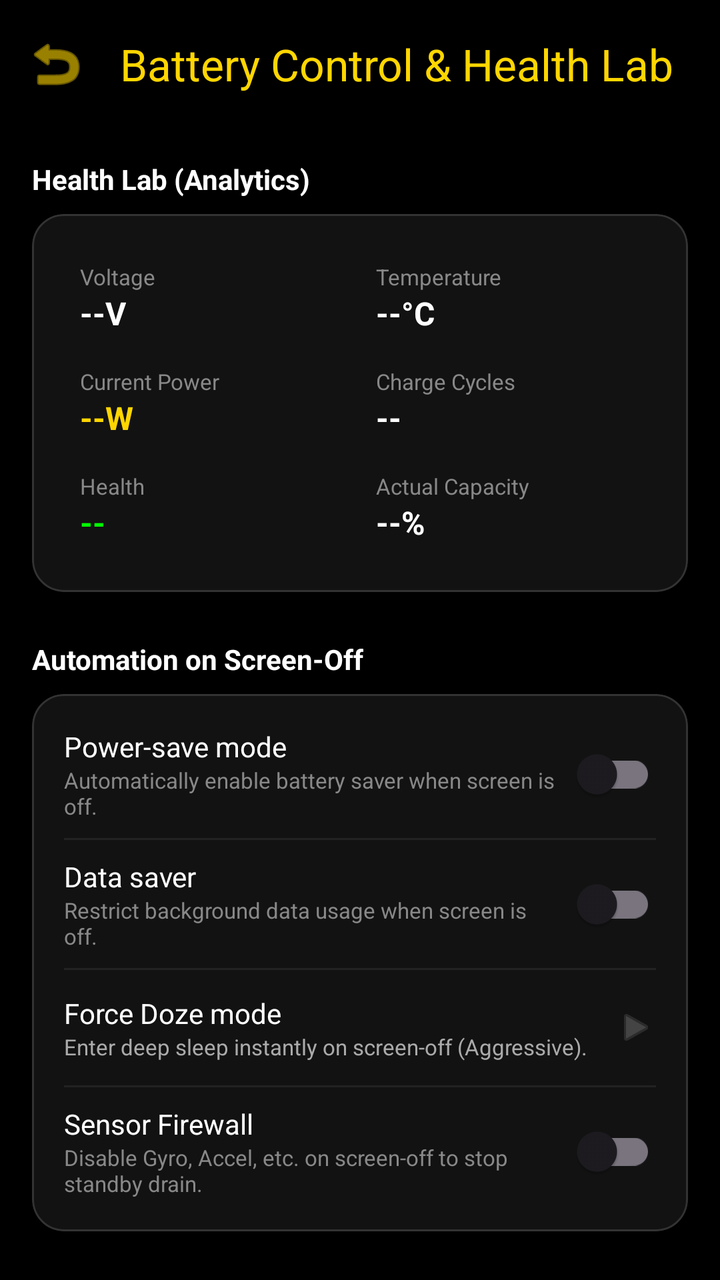
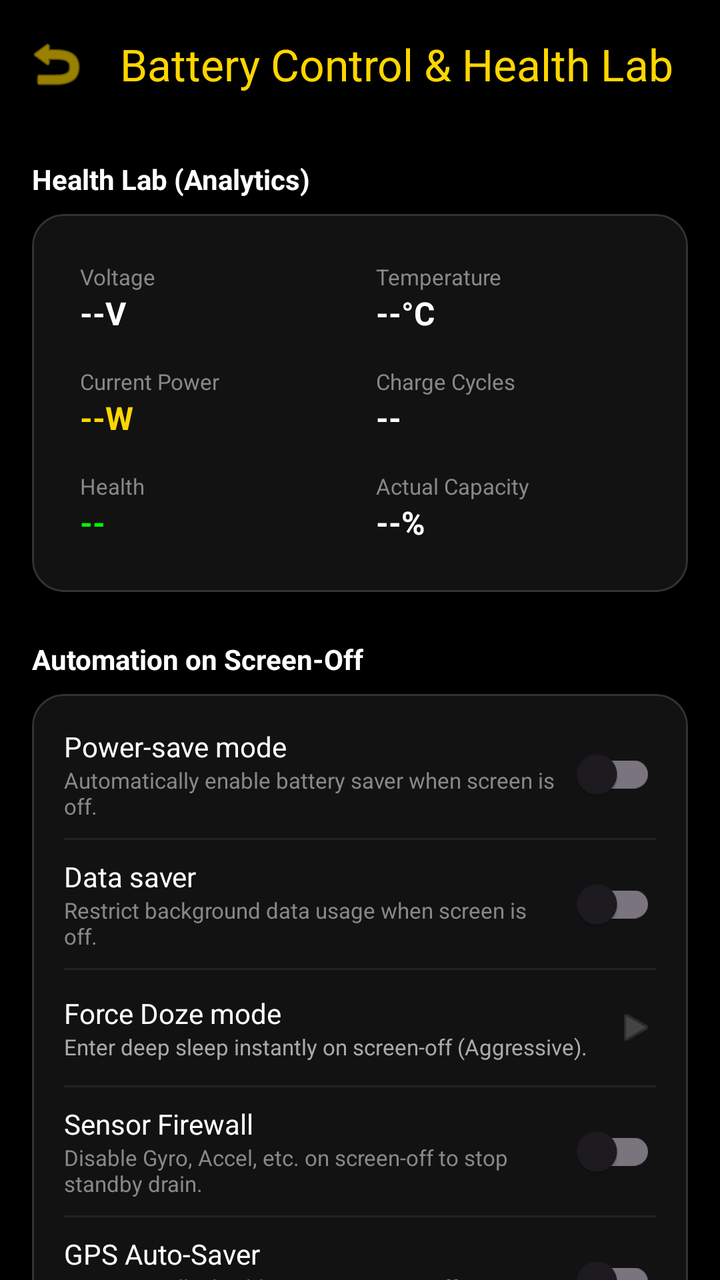

Screens rendered from an Android XML layout before and after an edit, with the pre-edit source and the edit as a unified diff.
<!-- AndroidManifest.xml: activity theme Theme.PhoneControl -->
<!-- res/layout/activity_battery.xml -->
<?xml version="1.0" encoding="utf-8"?>
<LinearLayout xmlns:android="http://schemas.android.com/apk/res/android"
    xmlns:app="http://schemas.android.com/apk/res-auto"
    android:layout_width="match_parent"
    android:layout_height="match_parent"
    android:orientation="vertical"
    android:background="@android:color/black"
    android:fitsSystemWindows="true">

    <com.google.android.material.appbar.MaterialToolbar
        android:id="@+id/toolbarBattery"
        android:layout_width="match_parent"
        android:layout_height="?attr/actionBarSize"
        app:title="Battery Control &amp; Health Lab"
        app:titleTextColor="@color/color_battery"
        app:navigationIcon="@android:drawable/ic_menu_revert"
        app:navigationIconTint="@color/color_battery" />

    <androidx.core.widget.NestedScrollView
        android:layout_width="match_parent"
        android:layout_height="match_parent">

        <LinearLayout
            android:layout_width="match_parent"
            android:layout_height="wrap_content"
            android:orientation="vertical"
            android:padding="16dp">

            
            <TextView android:layout_width="wrap_content" android:layout_height="wrap_content" android:text="Health Lab (Analytics)" android:textColor="#FFFFFF" android:textStyle="bold" android:layout_marginBottom="8dp" />

            <com.google.android.material.card.MaterialCardView
                android:layout_width="match_parent"
                android:layout_height="wrap_content"
                android:layout_marginBottom="24dp"
                app:cardCornerRadius="16dp"
                app:cardBackgroundColor="#121212"
                app:strokeWidth="1dp"
                app:strokeColor="#333333">
                <GridLayout
                    android:layout_width="match_parent"
                    android:layout_height="wrap_content"
                    android:columnCount="2"
                    android:rowCount="3"
                    android:padding="16dp">

                    <LinearLayout android:layout_width="0dp" android:layout_height="wrap_content" android:layout_columnWeight="1" android:orientation="vertical" android:padding="8dp">
                        <TextView android:layout_width="wrap_content" android:layout_height="wrap_content" android:text="Voltage" android:textColor="#888888" android:textSize="11sp" />
                        <TextView android:id="@+id/tvVolt" android:layout_width="wrap_content" android:layout_height="wrap_content" android:text="--V" android:textColor="#FFFFFF" android:textSize="16sp" android:textStyle="bold" />
                    </LinearLayout>

                    <LinearLayout android:layout_width="0dp" android:layout_height="wrap_content" android:layout_columnWeight="1" android:orientation="vertical" android:padding="8dp">
                        <TextView android:layout_width="wrap_content" android:layout_height="wrap_content" android:text="Temperature" android:textColor="#888888" android:textSize="11sp" />
                        <TextView android:id="@+id/tvTemp" android:layout_width="wrap_content" android:layout_height="wrap_content" android:text="--°C" android:textColor="#FFFFFF" android:textSize="16sp" android:textStyle="bold" />
                    </LinearLayout>

                    <LinearLayout android:layout_width="0dp" android:layout_height="wrap_content" android:layout_columnWeight="1" android:orientation="vertical" android:padding="8dp">
                        <TextView android:layout_width="wrap_content" android:layout_height="wrap_content" android:text="Current Power" android:textColor="#888888" android:textSize="11sp" />
                        <TextView android:id="@+id/tvWattage" android:layout_width="wrap_content" android:layout_height="wrap_content" android:text="--W" android:textColor="@color/color_battery" android:textSize="16sp" android:textStyle="bold" />
                    </LinearLayout>

                    <LinearLayout android:layout_width="0dp" android:layout_height="wrap_content" android:layout_columnWeight="1" android:orientation="vertical" android:padding="8dp">
                        <TextView android:layout_width="wrap_content" android:layout_height="wrap_content" android:text="Charge Cycles" android:textColor="#888888" android:textSize="11sp" />
                        <TextView android:id="@+id/tvCycles" android:layout_width="wrap_content" android:layout_height="wrap_content" android:text="--" android:textColor="#FFFFFF" android:textSize="16sp" android:textStyle="bold" />
                    </LinearLayout>

                    <LinearLayout android:layout_width="0dp" android:layout_height="wrap_content" android:layout_columnWeight="1" android:orientation="vertical" android:padding="8dp">
                        <TextView android:layout_width="wrap_content" android:layout_height="wrap_content" android:text="Health" android:textColor="#888888" android:textSize="11sp" />
                        <TextView android:id="@+id/tvHealth" android:layout_width="wrap_content" android:layout_height="wrap_content" android:text="--" android:textColor="#00FF00" android:textSize="16sp" android:textStyle="bold" />
                    </LinearLayout>

                    <LinearLayout android:layout_width="0dp" android:layout_height="wrap_content" android:layout_columnWeight="1" android:orientation="vertical" android:padding="8dp">
                        <TextView android:layout_width="wrap_content" android:layout_height="wrap_content" android:text="Actual Capacity" android:textColor="#888888" android:textSize="11sp" />
                        <TextView android:id="@+id/tvWear" android:layout_width="wrap_content" android:layout_height="wrap_content" android:text="--%" android:textColor="#FFFFFF" android:textSize="16sp" android:textStyle="bold" />
                    </LinearLayout>
                </GridLayout>
            </com.google.android.material.card.MaterialCardView>

            
            <TextView android:layout_width="wrap_content" android:layout_height="wrap_content" android:text="Automation on Screen-Off" android:textColor="#FFFFFF" android:textSize="14sp" android:textStyle="bold" android:layout_marginBottom="8dp" />

            <com.google.android.material.card.MaterialCardView
                android:layout_width="match_parent" android:layout_height="wrap_content" android:layout_marginBottom="24dp"
                app:cardCornerRadius="16dp" app:cardBackgroundColor="#121212" app:strokeWidth="1dp" app:strokeColor="#333333">
                <LinearLayout android:layout_width="match_parent" android:layout_height="wrap_content" android:orientation="vertical" android:padding="16dp">
                    <LinearLayout android:layout_width="match_parent" android:layout_height="wrap_content" android:gravity="center_vertical">
                        <LinearLayout android:layout_width="0dp" android:layout_height="wrap_content" android:layout_weight="1" android:orientation="vertical">
                            <TextView android:layout_width="wrap_content" android:layout_height="wrap_content" android:text="Power-save mode" android:textColor="#FFFFFF" />
                            <TextView android:layout_width="wrap_content" android:layout_height="wrap_content" android:text="Automatically enable battery saver when screen is off." android:textColor="#888888" android:textSize="11sp" />
                        </LinearLayout>
                        <com.google.android.material.switchmaterial.SwitchMaterial android:id="@+id/switchPowerSave" android:layout_width="wrap_content" android:layout_height="wrap_content" />
                    </LinearLayout>
                    <View android:layout_width="match_parent" android:layout_height="1dp" android:background="#222222" android:layout_marginVertical="8dp" />
                    <LinearLayout android:layout_width="match_parent" android:layout_height="wrap_content" android:gravity="center_vertical">
                        <LinearLayout android:layout_width="0dp" android:layout_height="wrap_content" android:layout_weight="1" android:orientation="vertical">
                            <TextView android:layout_width="wrap_content" android:layout_height="wrap_content" android:text="Data saver" android:textColor="#FFFFFF" />
                            <TextView android:layout_width="wrap_content" android:layout_height="wrap_content" android:text="Restrict background data usage when screen is off." android:textColor="#888888" android:textSize="11sp" />
                        </LinearLayout>
                        <com.google.android.material.switchmaterial.SwitchMaterial android:id="@+id/switchDataSaver" android:layout_width="wrap_content" android:layout_height="wrap_content" />
                    </LinearLayout>
                    <View android:layout_width="match_parent" android:layout_height="1dp" android:background="#222222" android:layout_marginVertical="8dp" />
                    <LinearLayout android:id="@+id/layoutForceDoze" android:layout_width="match_parent" android:layout_height="wrap_content" android:gravity="center_vertical" android:clickable="true" android:focusable="true" android:background="?attr/selectableItemBackground" android:paddingVertical="4dp">
                        <LinearLayout android:layout_width="0dp" android:layout_height="wrap_content" android:layout_weight="1" android:orientation="vertical">
                            <TextView android:layout_width="wrap_content" android:layout_height="wrap_content" android:text="Force Doze mode" android:textColor="#FFFFFF" />
                            <TextView android:layout_width="wrap_content" android:layout_height="wrap_content" android:text="Enter deep sleep instantly on screen-off (Aggressive)." android:textColor="#AAAAAA" android:textSize="11sp" />
                        </LinearLayout>
                        <ImageView android:layout_width="20dp" android:layout_height="20dp" android:src="@android:drawable/ic_media_play" app:tint="#444444" />
                    </LinearLayout>
                    <View android:layout_width="match_parent" android:layout_height="1dp" android:background="#222222" android:layout_marginVertical="8dp" />
                    <LinearLayout android:layout_width="match_parent" android:layout_height="wrap_content" android:gravity="center_vertical">
                        <LinearLayout android:layout_width="0dp" android:layout_height="wrap_content" android:layout_weight="1" android:orientation="vertical">
                            <TextView android:layout_width="wrap_content" android:layout_height="wrap_content" android:text="Sensor Firewall" android:textColor="#FFFFFF" />
                            <TextView android:layout_width="wrap_content" android:layout_height="wrap_content" android:text="Disable Gyro, Accel, etc. on screen-off to stop standby drain." android:textColor="#888888" android:textSize="11sp" />
                        </LinearLayout>
                        <com.google.android.material.switchmaterial.SwitchMaterial android:id="@+id/switchSensorFirewall" android:layout_width="wrap_content" android:layout_height="wrap_content" />
                    </LinearLayout>
                </LinearLayout>
            </com.google.android.material.card.MaterialCardView>

            
            <TextView android:layout_width="wrap_content" android:layout_height="wrap_content" android:text="Smart Power Activation" android:textColor="#FFFFFF" android:textSize="14sp" android:textStyle="bold" android:layout_marginBottom="8dp" />
            <com.google.android.material.card.MaterialCardView
                android:layout_width="match_parent" android:layout_height="wrap_content" android:layout_marginBottom="24dp"
                app:cardCornerRadius="16dp" app:cardBackgroundColor="#121212" app:strokeWidth="1dp" app:strokeColor="#333333">
                <LinearLayout android:layout_width="match_parent" android:layout_height="wrap_content" android:orientation="vertical" android:padding="16dp">
                    <LinearLayout android:layout_width="match_parent" android:layout_height="wrap_content" android:gravity="center_vertical">
                        <LinearLayout android:layout_width="0dp" android:layout_height="wrap_content" android:layout_weight="1" android:orientation="vertical">
                            <TextView android:layout_width="wrap_content" android:layout_height="wrap_content" android:text="Auto-Saver at low battery" android:textColor="#FFFFFF" />
                            <TextView android:layout_width="wrap_content" android:layout_height="wrap_content" android:text="Switch to Power Saver and 30Hz below set %." android:textColor="#888888" android:textSize="11sp" />
                        </LinearLayout>
                        <com.google.android.material.switchmaterial.SwitchMaterial android:id="@+id/switchAutoLowBatt" android:layout_width="wrap_content" android:layout_height="wrap_content" />
                    </LinearLayout>
                    <LinearLayout android:id="@+id/layoutLowBattSeek" android:layout_width="match_parent" android:layout_height="wrap_content" android:layout_marginTop="8dp" android:gravity="center_vertical" android:visibility="gone">
                        <SeekBar android:id="@+id/seekbarLowBatt" android:layout_width="0dp" android:layout_height="wrap_content" android:layout_weight="1" android:max="25" android:progress="5" />
                        <TextView android:id="@+id/tvLowBattValue" android:layout_width="wrap_content" android:layout_height="wrap_content" android:text="20%" android:textColor="#FFFFFF" />
                    </LinearLayout>
                </LinearLayout>
            </com.google.android.material.card.MaterialCardView>

            
            <TextView android:layout_width="wrap_content" android:layout_height="wrap_content" android:text="Charging Protection" android:textColor="#FFFFFF" android:textSize="14sp" android:textStyle="bold" android:layout_marginBottom="8dp" />
            <com.google.android.material.card.MaterialCardView
                android:layout_width="match_parent" android:layout_height="wrap_content" android:layout_marginBottom="16dp"
                app:cardCornerRadius="16dp" app:cardBackgroundColor="#121212" app:strokeWidth="1dp" app:strokeColor="#333333">
                <LinearLayout android:layout_width="match_parent" android:layout_height="wrap_content" android:orientation="vertical" android:padding="16dp">

                    <LinearLayout android:layout_width="match_parent" android:layout_height="wrap_content" android:gravity="center_vertical">
                        <LinearLayout android:layout_width="0dp" android:layout_height="wrap_content" android:layout_weight="1" android:orientation="vertical">
                            <TextView android:layout_width="wrap_content" android:layout_height="wrap_content" android:text="Limit max charge level" android:textColor="#FFFFFF" />
                            <TextView android:layout_width="wrap_content" android:layout_height="wrap_content" android:text="Stop charging at set % to prolong battery health." android:textColor="#888888" android:textSize="11sp" />
                        </LinearLayout>
                        <com.google.android.material.switchmaterial.SwitchMaterial android:id="@+id/switchLimitCharge" android:layout_width="wrap_content" android:layout_height="wrap_content" />
                    </LinearLayout>

                    <LinearLayout android:id="@+id/layoutLimitSeek" android:layout_width="match_parent" android:layout_height="wrap_content" android:layout_marginTop="8dp" android:gravity="center_vertical" android:visibility="gone">
                        <SeekBar android:id="@+id/seekbarLimit" android:layout_width="0dp" android:layout_height="wrap_content" android:layout_weight="1" android:max="30" android:progress="10" />
                        <TextView android:id="@+id/tvLimitValue" android:layout_width="wrap_content" android:layout_height="wrap_content" android:text="80%" android:textColor="#FFFFFF" />
                    </LinearLayout>

                    <View android:layout_width="match_parent" android:layout_height="1dp" android:background="#222222" android:layout_marginVertical="12dp" />

                    <LinearLayout android:layout_width="match_parent" android:layout_height="wrap_content" android:gravity="center_vertical">
                        <LinearLayout android:layout_width="0dp" android:layout_height="wrap_content" android:layout_weight="1" android:orientation="vertical">
                            <TextView android:layout_width="wrap_content" android:layout_height="wrap_content" android:text="Charging bypass (Direct Power)" android:textColor="#FFFFFF" />
                            <TextView android:layout_width="wrap_content" android:layout_height="wrap_content" android:text="Power device directly from charger (Reduces heat while gaming)." android:textColor="#888888" android:textSize="11sp" />
                        </LinearLayout>
                        <com.google.android.material.switchmaterial.SwitchMaterial android:id="@+id/switchBypass" android:layout_width="wrap_content" android:layout_height="wrap_content" />
                    </LinearLayout>

                    <View android:layout_width="match_parent" android:layout_height="1dp" android:background="#222222" android:layout_marginVertical="12dp" />

                    <LinearLayout android:layout_width="match_parent" android:layout_height="wrap_content" android:gravity="center_vertical">
                        <LinearLayout android:layout_width="0dp" android:layout_height="wrap_content" android:layout_weight="1" android:orientation="vertical">
                            <TextView android:layout_width="wrap_content" android:layout_height="wrap_content" android:text="USB Fast Charge (Force)" android:textColor="#FFFFFF" />
                            <TextView android:layout_width="wrap_content" android:layout_height="wrap_content" android:text="Force higher power draw from PC/Car USB ports." android:textColor="#888888" android:textSize="11sp" />
                        </LinearLayout>
                        <com.google.android.material.switchmaterial.SwitchMaterial android:id="@+id/switchUsbFastCharge" android:layout_width="wrap_content" android:layout_height="wrap_content" />
                    </LinearLayout>

                </LinearLayout>
            </com.google.android.material.card.MaterialCardView>

            
            <TextView android:layout_width="wrap_content" android:layout_height="wrap_content" android:text="Smart Charging Engine" android:textColor="#FFFFFF" android:textSize="14sp" android:textStyle="bold" android:layout_marginBottom="8dp" />
            <com.google.android.material.card.MaterialCardView
                android:layout_width="match_parent" android:layout_height="wrap_content" android:layout_marginBottom="24dp"
                app:cardCornerRadius="16dp" app:cardBackgroundColor="#121212" app:strokeWidth="1dp" app:strokeColor="#333333">
                <LinearLayout android:layout_width="match_parent" android:layout_height="wrap_content" android:orientation="vertical" android:padding="16dp">

                    <LinearLayout android:layout_width="match_parent" android:layout_height="wrap_content" android:gravity="center_vertical">
                        <LinearLayout android:layout_width="0dp" android:layout_height="wrap_content" android:layout_weight="1" android:orientation="vertical">
                            <TextView android:layout_width="wrap_content" android:layout_height="wrap_content" android:text="Smart Speed Control" android:textColor="#FFFFFF" />
                            <TextView android:layout_width="wrap_content" android:layout_height="wrap_content" android:text="Limit charging current to reduce heat &amp; wear." android:textColor="#888888" android:textSize="11sp" />
                        </LinearLayout>
                        <com.google.android.material.switchmaterial.SwitchMaterial android:id="@+id/switchChargeSpeed" android:layout_width="wrap_content" android:layout_height="wrap_content" />
                    </LinearLayout>

                    <LinearLayout android:id="@+id/layoutChargeSpeedOptions" android:layout_width="match_parent" android:layout_height="wrap_content" android:orientation="vertical" android:layout_marginTop="12dp" android:visibility="gone">
                        <View android:layout_width="match_parent" android:layout_height="1dp" android:background="#222222" android:layout_marginBottom="12dp" />
                        <RadioGroup android:id="@+id/rgChargeSpeed" android:layout_width="match_parent" android:layout_height="wrap_content">
                            <RadioButton android:id="@+id/rbChargeSlow" android:layout_width="match_parent" android:layout_height="wrap_content" android:text="Slow &amp; Cool (500mA)\nBest for overnight, zero heat." android:textColor="#FFFFFF" android:textSize="13sp" android:buttonTint="@color/color_battery" />
                            <RadioButton android:id="@+id/rbChargeBalanced" android:layout_width="match_parent" android:layout_height="wrap_content" android:text="Balanced (1500mA)\nModerate speed with low heat." android:textColor="#FFFFFF" android:textSize="13sp" android:buttonTint="@color/color_battery" />
                            <RadioButton android:id="@+id/rbChargeDefault" android:layout_width="match_parent" android:layout_height="wrap_content" android:text="System Default (Fast)\nMax speed as per charger." android:textColor="#FFFFFF" android:textSize="13sp" android:buttonTint="@color/color_battery" />
                        </RadioGroup>
                    </LinearLayout>

                </LinearLayout>
            </com.google.android.material.card.MaterialCardView>

        </LinearLayout>
    </androidx.core.widget.NestedScrollView>
</LinearLayout>
<!-- resources referenced by this layout -->
<resources>
  <color name="color_battery">#FFD600</color>
  <style name="Theme.PhoneControl" parent="Theme.Material3.DayNight.NoActionBar">
          
          <item name="colorPrimary">@color/purple_500</item>
          <item name="colorPrimaryVariant">@color/purple_700</item>
          <item name="colorOnPrimary">@color/white</item>
          
          <item name="colorSecondary">@color/teal_200</item>
          <item name="colorSecondaryVariant">@color/teal_700</item>
          <item name="colorOnSecondary">@color/black</item>
          
          <item name="android:statusBarColor">@android:color/black</item>
          <item name="android:windowLightStatusBar" tools:targetApi="m">false</item>
          
          
          
      </style>
  <color name="purple_500">#FF6200EE</color>
  <color name="purple_700">#FF3700B3</color>
  <color name="white">#FFFFFFFF</color>
  <color name="teal_200">#FF03DAC5</color>
  <color name="teal_700">#FF018786</color>
  <color name="black">#FF000000</color>
</resources>

<!-- the commit's change to res/layout/activity_battery.xml (unified diff, before → after) -->
@@ -114,6 +114,29 @@
                         </LinearLayout>
                         <com.google.android.material.switchmaterial.SwitchMaterial android:id="@+id/switchSensorFirewall" android:layout_width="wrap_content" android:layout_height="wrap_content" />
                     </LinearLayout>
+                    <View android:layout_width="match_parent" android:layout_height="1dp" android:background="#222222" android:layout_marginVertical="8dp" />
+                    <LinearLayout android:layout_width="match_parent" android:layout_height="wrap_content" android:gravity="center_vertical">
+                        <LinearLayout android:layout_width="0dp" android:layout_height="wrap_content" android:layout_weight="1" android:orientation="vertical">
+                            <TextView android:layout_width="wrap_content" android:layout_height="wrap_content" android:text="GPS Auto-Saver" android:textColor="#FFFFFF" />
+                            <TextView android:layout_width="wrap_content" android:layout_height="wrap_content" android:text="Automatically disable GPS on screen-off to save power." android:textColor="#888888" android:textSize="11sp" />
+                        </LinearLayout>
+                        <com.google.android.material.switchmaterial.SwitchMaterial android:id="@+id/switchGpsSaver" android:layout_width="wrap_content" android:layout_height="wrap_content" />
+                    </LinearLayout>
+                    <View android:layout_width="match_parent" android:layout_height="1dp" android:background="#222222" android:layout_marginVertical="8dp" />
+                    <LinearLayout android:layout_width="match_parent" android:layout_height="wrap_content" android:gravity="center_vertical">
+                        <LinearLayout android:layout_width="0dp" android:layout_height="wrap_content" android:layout_weight="1" android:orientation="vertical">
+                            <TextView android:layout_width="wrap_content" android:layout_height="wrap_content" android:text="Standby Guard" android:textColor="#FFFFFF" />
+                            <TextView android:layout_width="wrap_content" android:layout_height="wrap_content" android:text="Force background apps to Restricted bucket on screen-off." android:textColor="#888888" android:textSize="11sp" />
+                        </LinearLayout>
+                        <com.google.android.material.switchmaterial.SwitchMaterial android:id="@+id/switchStandbyGuard" android:layout_width="wrap_content" android:layout_height="wrap_content" />
+                    </LinearLayout>
+                    <LinearLayout android:id="@+id/layoutStandbyWhitelist" android:layout_width="match_parent" android:layout_height="wrap_content" android:gravity="center_vertical" android:clickable="true" android:focusable="true" android:background="?attr/selectableItemBackground" android:paddingVertical="4dp" android:paddingStart="4dp">
+                        <LinearLayout android:layout_width="0dp" android:layout_height="wrap_content" android:layout_weight="1" android:orientation="vertical">
+                            <TextView android:layout_width="wrap_content" android:layout_height="wrap_content" android:text="Standby Guard Whitelist" android:textColor="#AAAAAA" android:textSize="12sp" />
+                            <TextView android:layout_width="wrap_content" android:layout_height="wrap_content" android:text="Manage apps excluded from Standby Guard." android:textColor="#666666" android:textSize="10sp" />
+                        </LinearLayout>
+                        <ImageView android:layout_width="16dp" android:layout_height="16dp" android:src="@android:drawable/ic_media_play" app:tint="#333333" />
+                    </LinearLayout>
                 </LinearLayout>
             </com.google.android.material.card.MaterialCardView>
 
